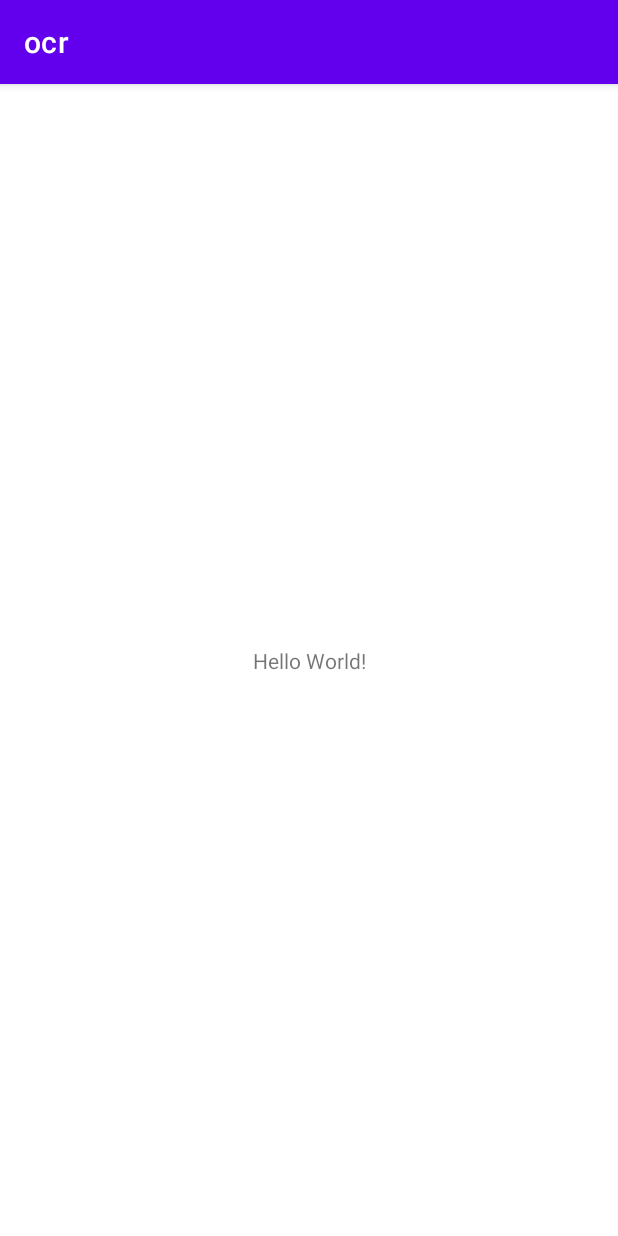
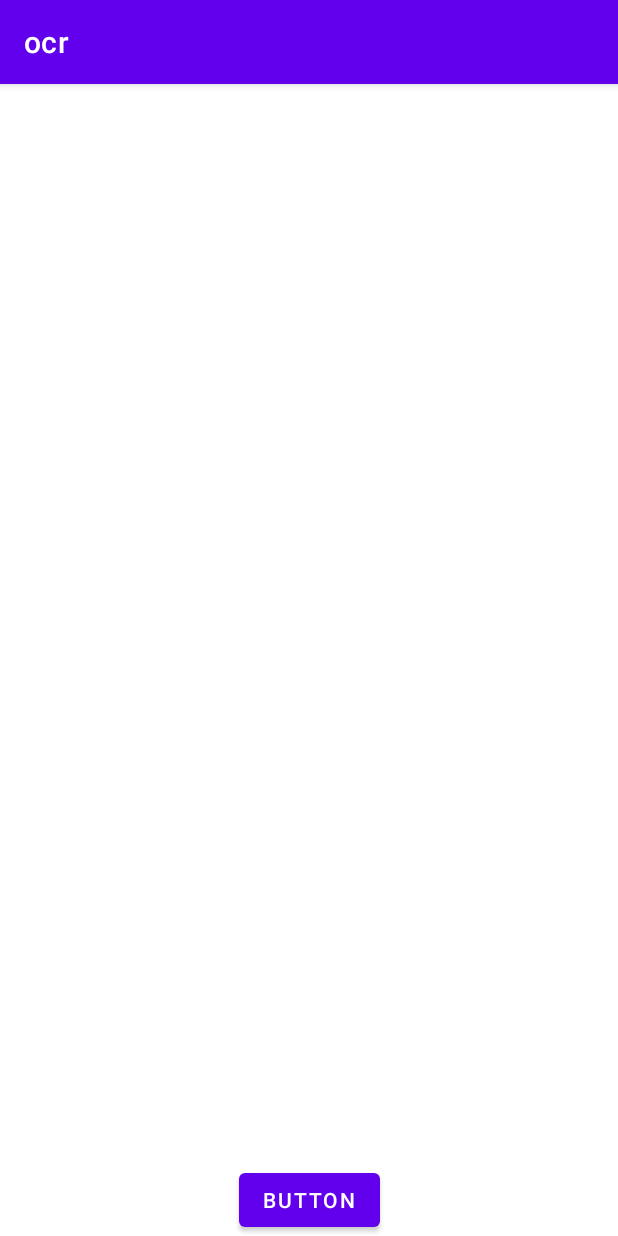
Before and after one commit to 15029291643/ocr, an Android app: the screen it shows after launch (MainActivity before the commit, CameraActivity after it), on a phone screen of 412 x 824 dp. Run offline under Robolectric (Android 15) with nearby library versions, the phone set to English and light mode, and no system bars; pictures from the network do not load.

Commit message:
相机工具类测试完成

```diff
--- a/app/build.gradle
+++ b/app/build.gradle
@@ -13,6 +13,10 @@ android {
         versionName "1.0"
 
         testInstrumentationRunner "androidx.test.runner.AndroidJUnitRunner"
+        // viewBinding
+        buildFeatures {
+            viewBinding true
+        }
     }
 
     buildTypes {
--- a/app/src/main/java/com/example/ocr/MainActivity.java
+++ b/app/src/main/java/com/example/ocr/MainActivity.java
@@ -3,6 +3,7 @@ package com.example.ocr;
 
 import android.annotation.SuppressLint;
 import android.content.Context;
+import android.content.Intent;
 import android.os.Bundle;
 import android.os.Environment;
 import android.util.Log;
@@ -13,6 +14,7 @@ import com.example.ocr.logic.model.InvoiceData;
 import com.example.ocr.logic.util.Base64Utils;
 import com.example.ocr.logic.util.ExcelUtils;
 import com.example.ocr.logic.util.RetrofitUtils;
+import com.example.ocr.ui.CameraActivity;
 
 import java.io.File;
 import java.io.FileOutputStream;
@@ -31,6 +33,7 @@ public class MainActivity extends AppCompatActivity {
         super.onCreate(savedInstanceState);
         setContentView(R.layout.activity_main);
         mContext = this;
+        // 发票识别测试
         /*new Thread(() -> {
             try {
                 InputStream inputStream = getAssets().open("img_test.png");
@@ -42,13 +45,15 @@ public class MainActivity extends AppCompatActivity {
                 e.printStackTrace();
             }
         }).start();*/
-        try {
+        // IO测试
+        /*try {
             ExcelUtils excelUtils = new ExcelUtils(this);
             excelUtils.writeTest();
             excelUtils.openTest();
         } catch (IOException e) {
             e.printStackTrace();
-        }
+        }*/
+        startActivity(new Intent(this, CameraActivity.class));
     }
 
     public static Context getContext() {
--- /dev/null
+++ b/app/src/main/java/com/example/ocr/logic/callback/BitmapCallback.java
@@ -0,0 +1,7 @@
+package com.example.ocr.logic.callback;
+
+import android.graphics.Bitmap;
+
+public interface BitmapCallback {
+    void getBitmap(Bitmap bitmap);
+}
--- /dev/null
+++ b/app/src/main/java/com/example/ocr/logic/callback/UriCallback.java
@@ -0,0 +1,7 @@
+package com.example.ocr.logic.callback;
+
+import android.net.Uri;
+
+public interface UriCallback {
+    void getUri(Uri uri);
+}
--- /dev/null
+++ b/app/src/main/java/com/example/ocr/logic/callback/UrisCallback.java
@@ -0,0 +1,9 @@
+package com.example.ocr.logic.callback;
+
+import android.net.Uri;
+
+import java.util.List;
+
+public interface UrisCallback {
+    void getUris(List<Uri> uris);
+}
--- /dev/null
+++ b/app/src/main/java/com/example/ocr/logic/util/PictureUtils.java
@@ -0,0 +1,53 @@
+package com.example.ocr.logic.util;
+
+
+import android.app.Activity;
+import android.content.Context;
+import android.graphics.Bitmap;
+import android.net.Uri;
+import android.os.Environment;
+import android.widget.ImageView;
+
+import androidx.activity.result.ActivityResultCallback;
+import androidx.activity.result.ActivityResultLauncher;
+import androidx.activity.result.contract.ActivityResultContracts;
+import androidx.appcompat.app.AppCompatActivity;
+import androidx.core.content.FileProvider;
+
+import com.example.ocr.logic.callback.BitmapCallback;
+import com.example.ocr.logic.callback.UriCallback;
+import com.example.ocr.logic.callback.UrisCallback;
+
+import java.io.File;
+import java.util.List;
+
+public class PictureUtils {
+    private AppCompatActivity mActivity;
+
+    public PictureUtils(AppCompatActivity activity) {
+        mActivity = activity;
+    }
+
+    public void getUriByCamera(UriCallback callback) {
+        File file = new File(mActivity.getExternalFilesDir(Environment.DIRECTORY_PICTURES), "img_test1.jpg");
+        Uri uri = FileProvider.getUriForFile(mActivity, mActivity.getPackageName() + ".provider", file);
+        mActivity.registerForActivityResult(new ActivityResultContracts.TakePicture(), result -> callback.getUri(uri)).launch(uri);
+    }
+
+    public ActivityResultLauncher<Void> getLaunchByCamera(BitmapCallback callback) {
+        return mActivity.registerForActivityResult(new ActivityResultContracts.TakePicturePreview(), callback::getBitmap);
+    }
+
+    public ActivityResultLauncher<String> getLaunchByContent(UriCallback callback) {
+        return mActivity.registerForActivityResult(new ActivityResultContracts.GetContent(), callback::getUri);
+    }
+
+    public ActivityResultLauncher<String> getLaunchByContent(UrisCallback callback) {
+        return mActivity.registerForActivityResult(new ActivityResultContracts.GetMultipleContents(), callback::getUris);
+    }
+
+    public void launch(ActivityResultLauncher<String> launcher) {
+        launcher.launch("image/*");
+    }
+
+}
--- /dev/null
+++ b/app/src/main/java/com/example/ocr/ui/CameraActivity.java
@@ -0,0 +1,52 @@
+package com.example.ocr.ui;
+
+
+import android.Manifest;
+import android.content.DialogInterface;
+import android.content.Intent;
+import android.content.pm.PackageManager;
+import android.graphics.Bitmap;
+import android.graphics.BitmapFactory;
+import android.net.Uri;
+import android.os.Build;
+import android.os.Bundle;
+import android.os.Environment;
+import android.provider.MediaStore;
+import android.util.Log;
+
+import androidx.activity.result.ActivityResultLauncher;
+import androidx.appcompat.app.AlertDialog;
+import androidx.appcompat.app.AppCompatActivity;
+import androidx.core.app.ActivityCompat;
+import androidx.core.content.ContextCompat;
+import androidx.core.content.FileProvider;
+
+import com.example.ocr.databinding.ActivityCameraBinding;
+import com.example.ocr.logic.callback.UriCallback;
+import com.example.ocr.logic.util.DataUtils;
+import com.example.ocr.logic.util.PictureUtils;
+
+import java.io.File;
+
+public class CameraActivity extends AppCompatActivity {
+    private static final String TAG = "CameraActivity";
+    ActivityCameraBinding mBinding;
+
+    @Override
+    protected void onCreate(Bundle savedInstanceState) {
+        super.onCreate(savedInstanceState);
+        mBinding = ActivityCameraBinding.inflate(getLayoutInflater());
+        setContentView(mBinding.getRoot());
+        PictureUtils pictureUtils = new PictureUtils(this);
+        ActivityResultLauncher<String> launchByContent = pictureUtils.getLaunchByContent(new UriCallback() {
+            @Override
+            public void getUri(Uri uri) {
+                mBinding.cameraImg.setImageURI(uri);
+            }
+        });
+        mBinding.cameraBtn.setOnClickListener(view -> {
+            pictureUtils.launch(launchByContent);
+        });
+    }
+
+}
--- /dev/null
+++ b/app/src/main/res/layout/activity_camera.xml
@@ -0,0 +1,30 @@
+<?xml version="1.0" encoding="utf-8"?>
+<androidx.constraintlayout.widget.ConstraintLayout xmlns:android="http://schemas.android.com/apk/res/android"
+    xmlns:app="http://schemas.android.com/apk/res-auto"
+    xmlns:tools="http://schemas.android.com/tools"
+    android:layout_width="match_parent"
+    android:layout_height="match_parent"
+    tools:context=".ui.CameraActivity">
+
+    <ImageView
+        android:id="@+id/camera_img"
+        android:layout_width="0dp"
+        android:layout_height="0dp"
+        app:layout_constraintBottom_toTopOf="@+id/camera_btn"
+        app:layout_constraintEnd_toEndOf="parent"
+        app:layout_constraintHorizontal_bias="0.5"
+        app:layout_constraintStart_toStartOf="parent"
+        app:layout_constraintTop_toTopOf="parent"
+        tools:srcCompat="@tools:sample/avatars" />
+
+    <Button
+        android:id="@+id/camera_btn"
+        android:layout_width="wrap_content"
+        android:layout_height="wrap_content"
+        android:text="Button"
+        app:layout_constraintBottom_toBottomOf="parent"
+        app:layout_constraintEnd_toEndOf="parent"
+        app:layout_constraintHorizontal_bias="0.5"
+        app:layout_constraintStart_toStartOf="parent"
+        app:layout_constraintTop_toBottomOf="@+id/camera_img" />
+</androidx.constraintlayout.widget.ConstraintLayout>
```
Also changed, not shown: app/src/main/AndroidManifest.xml (+13 -0 lines), app/src/main/java/com/example/ocr/logic/util/CameraUtils.java (added, +14 -0 lines), app/src/main/java/com/example/ocr/logic/util/DataUtils.java (+2 -0 lines), app/src/main/res/xml/file_path.xml (added, +15 -0 lines), app/src/main/res/xml/file_paths.xml (added, +26 -0 lines).
